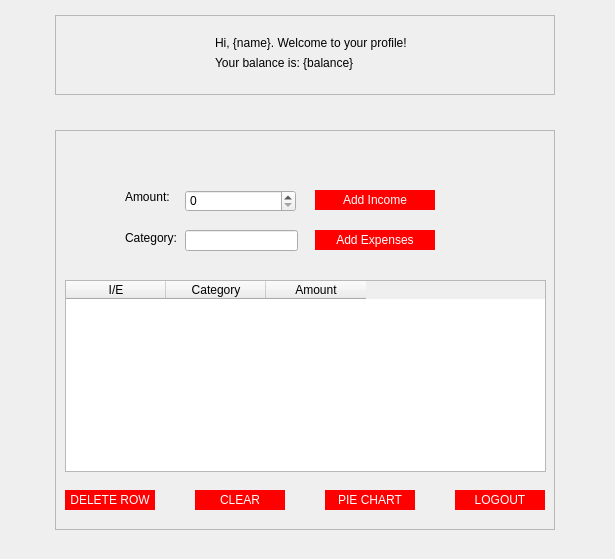
Above: mainwindow.ui from rafaello166/financialSystemQT before the change. Below: the same form after it.
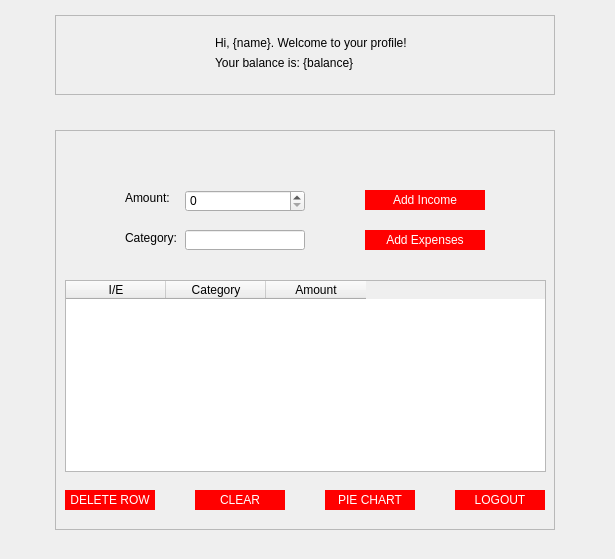
That is the form after the change.

```diff
--- a/mainwindow.ui
+++ b/mainwindow.ui
@@ -73,7 +73,7 @@
      <widget class="QPushButton" name="pushButton_2">
       <property name="geometry">
        <rect>
-        <x>260</x>
+        <x>310</x>
         <y>100</y>
         <width>120</width>
         <height>20</height>
@@ -88,15 +88,15 @@
        <rect>
         <x>130</x>
         <y>100</y>
-        <width>113</width>
-        <height>21</height>
+        <width>120</width>
+        <height>20</height>
        </rect>
       </property>
      </widget>
      <widget class="QPushButton" name="pushButton">
       <property name="geometry">
        <rect>
-        <x>260</x>
+        <x>310</x>
         <y>60</y>
         <width>120</width>
         <height>20</height>
@@ -112,7 +112,7 @@
         <x>70</x>
         <y>60</y>
         <width>47</width>
-        <height>13</height>
+        <height>16</height>
        </rect>
       </property>
       <property name="text">
@@ -124,7 +124,7 @@
        <rect>
         <x>70</x>
         <y>100</y>
-        <width>81</width>
+        <width>51</width>
         <height>16</height>
        </rect>
       </property>
@@ -137,7 +137,7 @@
        <rect>
         <x>130</x>
         <y>60</y>
-        <width>111</width>
+        <width>120</width>
         <height>22</height>
        </rect>
       </property>
```
Left out of the diff: 2 changed lines with no effect on the pictures.
